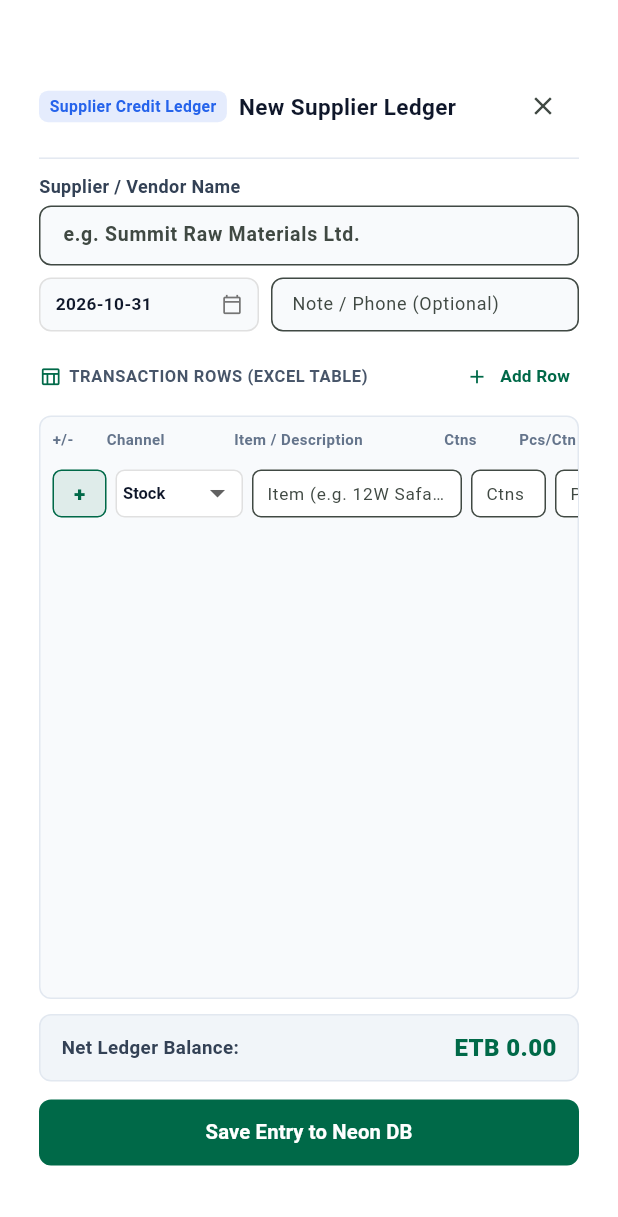
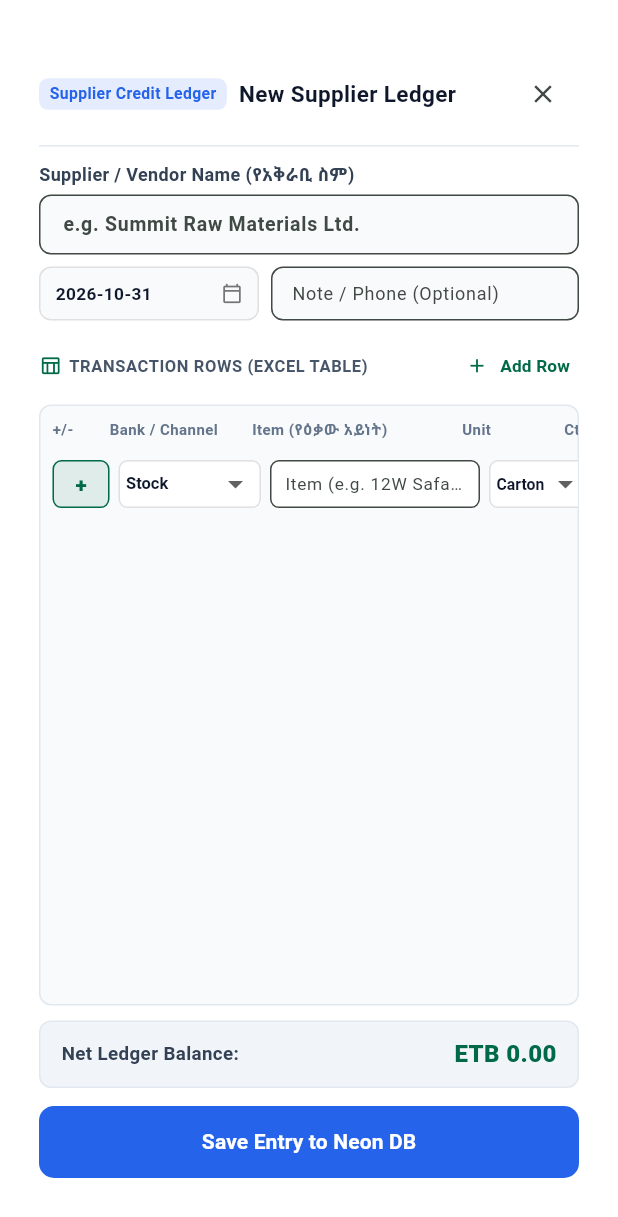
Before and after one commit to awash-dev/eyob-todo, a Flutter app: the RecordFormDialog widget shown alone on an empty page, opened directly with empty values, on a phone screen of 412 x 824 dp. Shown: the top 1217 px of the screen. Run offline on Flutter 3.47's test engine with Material 3 defaults, Android fonts, the phone set to English and light mode, and no system bars; our stand-ins replace pdf, printing, shared_preferences; accounts and stored records are empty; network calls fail.

Commit message:
feat: unified record schema with packaging dropdown, other unit, bank transfers, and Google Stitch form design v1.0.7

```diff
--- a/apk/lib/models/line_item.dart
+++ b/apk/lib/models/line_item.dart
@@ -4,13 +4,16 @@ class LineItem {
   double unitPrice;
   double quantity;
   String sign; // '+' (Debit/Add) or '-' (Credit/Deduct)
-  String? bank;
+  String? bank; // Which bank transfer: CBE, Awash, Dashen, Telebirr, Pawza, etc.
   String? customType;
   String? paymentMethod;
   String? reference;
   double? cartons;
   double? pcsPerCarton;
   double? customs;
+  String? packagingUnit; // 'Carton', 'Pcs', 'Dozen', 'Box', 'Roll', 'Meter', 'Bag', 'Other'
+  String? date;
+  String? notes;
 
   LineItem({
     required this.id,
@@ -25,9 +28,20 @@ class LineItem {
     this.cartons,
     this.pcsPerCarton,
     this.customs,
+    this.packagingUnit,
+    this.date,
+    this.notes,
   });
 
-  double get subtotal => unitPrice * quantity;
+  /// Total calculated price:
+  /// If Cartons and Pieces per Carton are specified, Total = Cartons * Pieces per Carton * Unit Price
+  /// Otherwise, Total = Quantity * Unit Price
+  double get subtotal {
+    if (cartons != null && cartons! > 0 && pcsPerCarton != null && pcsPerCarton! > 0) {
+      return cartons! * pcsPerCarton! * unitPrice;
+    }
+    return unitPrice * quantity;
+  }
 
   double get signedAmount {
     if (sign == '-') {
@@ -50,6 +64,9 @@ class LineItem {
       cartons: (json['cartons'] as num?)?.toDouble(),
       pcsPerCarton: (json['pcsPerCarton'] as num?)?.toDouble(),
       customs: (json['customs'] as num?)?.toDouble(),
+      packagingUnit: json['packagingUnit']?.toString(),
+      date: json['date']?.toString(),
+      notes: json['notes']?.toString(),
     );
   }
 
@@ -68,6 +85,9 @@ class LineItem {
     if (cartons != null && cartons! > 0) map['cartons'] = cartons;
     if (pcsPerCarton != null && pcsPerCarton! > 0) map['pcsPerCarton'] = pcsPerCarton;
     if (customs != null && customs! > 0) map['customs'] = customs;
+    if (packagingUnit != null && packagingUnit!.trim().isNotEmpty) map['packagingUnit'] = packagingUnit!.trim();
+    if (date != null && date!.trim().isNotEmpty) map['date'] = date!.trim();
+    if (notes != null && notes!.trim().isNotEmpty) map['notes'] = notes!.trim();
     return map;
   }
 }
--- a/apk/lib/screens/record_form_dialog.dart
+++ b/apk/lib/screens/record_form_dialog.dart
@@ -29,6 +29,7 @@ class _RecordFormDialogState extends State<RecordFormDialog> {
   late List<LineItemFormItem> _formItems;
 
   String _stockPackagingUnit = 'Carton';
+  final TextEditingController _otherUnitController = TextEditingController();
   bool _showCustoms = false;
 
   static const List<String> _stockSuggestions = [
@@ -39,7 +40,21 @@ class _RecordFormDialogState extends State<RecordFormDialog> {
     '5W Candel3000K',
     '5W Candel8000K',
     '12W Safari300K',
+    '2.5 bmt',
+    '2.5 elusdy',
+    'yebefit keri (የበፊት ቀሪ)',
     'Portland Cement Bags (50kg)',
+  ];
+
+  static const List<String> _packagingUnits = [
+    'Carton',
+    'Pcs',
+    'Dozen',
+    'Box',
+    'Roll',
+    'Meter',
+    'Bag',
+    'Other',
   ];
 
   static const List<String> _stockTypeOptions = [
@@ -51,21 +66,21 @@ class _RecordFormDialogState extends State<RecordFormDialog> {
   ];
 
   static const List<String> _bankOptions = [
-    'Cash',
     'CBE',
     'Awash',
     'Dashen',
+    'Telebirr',
     'Abyssinia',
-    'Telebirr',
-    'Boa',
+    'Pawza',
+    'Cash',
+    'Coop',
     'Hibret',
-    'Coop',
+    'Nib',
+    'Berhan',
     'Zemen',
-    'Berhan',
-    'Nib',
-    'Oromia',
     'Wegagen',
     'Enat',
+    'Other Bank',
   ];
 
   @override
@@ -84,6 +99,15 @@ class _RecordFormDialogState extends State<RecordFormDialog> {
     if (rec != null && rec.items.isNotEmpty) {
       _formItems = rec.items.map((it) => LineItemFormItem.fromLineItem(it)).toList();
       _showCustoms = rec.items.any((it) => (it.customs ?? 0.0) > 0);
+      if (rec.items.first.packagingUnit != null && rec.items.first.packagingUnit!.isNotEmpty) {
+        final u = rec.items.first.packagingUnit!;
+        if (_packagingUnits.contains(u)) {
+          _stockPackagingUnit = u;
+        } else {
+          _stockPackagingUnit = 'Other';
+          _otherUnitController.text = u;
+        }
+      }
     } else {
       _formItems = [
         LineItemFormItem(
@@ -92,7 +116,8 @@ class _RecordFormDialogState extends State<RecordFormDialog> {
           unitPrice: 0.0,
           quantity: 1.0,
           sign: '+',
-          typeOrBank: 'Stock',
+          typeOrBank: widget.activeTab == 'stock' ? 'Stock' : 'Stock',
+          packagingUnit: 'Carton',
         ),
       ];
     }
@@ -108,6 +133,7 @@ class _RecordFormDialogState extends State<RecordFormDialog> {
   void dispose() {
     _titleController.dispose();
     _notesController.dispose();
+    _otherUnitController.dispose();
     for (final it in _formItems) {
       it.dispose();
     }
@@ -124,6 +150,7 @@ class _RecordFormDialogState extends State<RecordFormDialog> {
           quantity: 1.0,
           sign: '+',
           typeOrBank: 'Stock',
+          packagingUnit: 'Carton',
         ),
       );
     });
@@ -156,10 +183,19 @@ class _RecordFormDialogState extends State<RecordFormDialog> {
   double _calculateGrandTotal() {
     double total = 0;
     for (final item in _formItems) {
-      final q = double.tryParse(item.qtyController.text) ?? item.quantity;
+      final ctns = double.tryParse(item.cartonsController.text);
+      final pcs = double.tryParse(item.pcsController.text);
       final p = double.tryParse(item.priceController.text) ?? item.unitPrice;
       final customs = double.tryParse(item.customsController.text) ?? (item.customs ?? 0.0);
-      final amount = q * p;
+
+      double amount = 0.0;
+      if (item.packagingUnit == 'Carton' && ctns != null && ctns > 0 && pcs != null && pcs > 0) {
+        amount = ctns * pcs * p;
+      } else {
+        final q = double.tryParse(item.qtyController.text) ?? item.quantity;
+        amount = q * p;
+      }
+
       if (item.sign == '+') {
         total += (amount + customs);
       } else {
@@ -197,6 +233,11 @@ class _RecordFormDialogState extends State<RecordFormDialog> {
         item.nameController.text = _titleController.text.trim();
       }
 
+      final unitName = _stockPackagingUnit == 'Other'
+          ? (_otherUnitController.text.trim().isNotEmpty ? _otherUnitController.text.trim() : 'Other')
+          : _stockPackagingUnit;
+      item.packagingUnit = unitName;
+
       // Auto compute total units if packaging is carton
       if (_stockPackagingUnit == 'Carton') {
         final c = double.tryParse(item.cartonsController.text) ?? 0.0;
@@ -228,6 +269,9 @@ class _RecordFormDialogState extends State<RecordFormDialog> {
         cartons: ctns != null && ctns > 0 ? ctns : null,
         pcsPerCarton: pcs != null && pcs > 0 ? pcs : null,
         customs: customs != null && customs > 0 ? customs : null,
+        packagingUnit: f.packagingUnit,
+        date: dateStr,
+        notes: _notesController.text.trim().isEmpty ? null : _notesController.text.trim(),
       );
     }).toList();
 
@@ -253,12 +297,12 @@ class _RecordFormDialogState extends State<RecordFormDialog> {
     final theme = Theme.of(context);
     final isDark = theme.brightness == Brightness.dark;
 
-    // When Stock In, render dedicated Google Stitch Stock In form layout
+    // Dedicated Stock In Form Layout (matching Google Stitch reference image)
     if (isStock) {
       return _buildStockInDialog(theme, isDark);
     }
 
-    // Otherwise render Excel Table Ledger Entry Form (Customer, Supplier, Delala)
+    // Ledger Entry Form with Bank Selection & Packaging Breakdown (Customer, Supplier, Delala)
     return _buildLedgerTableDialog(theme, isDark, isCustomer, isDelala);
   }
 
@@ -449,12 +493,9 @@ class _RecordFormDialogState extends State<RecordFormDialog> {
                                 fontWeight: FontWeight.w600,
                                 color: theme.colorScheme.onSurface,
                               ),
-                              items: const [
-                                DropdownMenuItem(value: 'Carton', child: Text('Carton')),
-                                DropdownMenuItem(value: 'Pcs', child: Text('Pcs')),
-                                DropdownMenuItem(value: 'Dozen', child: Text('Dozen')),
-                                DropdownMenuItem(value: 'Box', child: Text('Box')),
-                              ],
+                              items: _packagingUnits.map((u) {
+                                return DropdownMenuItem(value: u, child: Text(u));
+                              }).toList(),
                               onChanged: (val) {
                                 if (val != null) setState(() => _stockPackagingUnit = val);
                               },
@@ -464,9 +505,28 @@ class _RecordFormDialogState extends State<RecordFormDialog> {
                       ),
                     ],
                   ),
+
+                  // If "Other" packaging unit selected, show custom unit name field
+                  if (_stockPackagingUnit == 'Other') ...[
+                    const SizedBox(height: 8),
+                    TextFormField(
+                      controller: _otherUnitController,
+                      style: TextStyle(fontSize: 12.5, color: theme.colorScheme.onSurface),
+                      decoration: InputDecoration(
+                        labelText: 'Specify Custom Unit (e.g. Bundle, Kg, Pack)',
+                        labelStyle: TextStyle(fontSize: 11, color: isDark ? const Color(0xFF94A3B8) : const Color(0xFF64748B)),
+                        isDense: true,
+                        contentPadding: const EdgeInsets.symmetric(horizontal: 12, vertical: 10),
+                        filled: true,
+                        fillColor: inputFill,
+                        border: OutlineInputBorder(borderRadius: BorderRadius.circular(10), borderSide: BorderSide(color: inputBorder)),
+                        enabledBorder: OutlineInputBorder(borderRadius: BorderRadius.circular(10), borderSide: BorderSide(color: inputBorder)),
+                      ),
+                    ),
+                  ],
                   const SizedBox(height: 14),
 
-                  // 3. Pieces per Carton
+                  // 3. Pieces per Carton (visible when Carton is selected)
                   if (_stockPackagingUnit == 'Carton') ...[
                     _buildFieldLabel('Pieces per Carton', isDark),
                     const SizedBox(height: 6),
@@ -702,10 +762,10 @@ class _RecordFormDialogState extends State<RecordFormDialog> {
                 : 'Edit Supplier Ledger');
 
     final nameLabel = isCustomer
-        ? 'Customer / Party Name'
+        ? 'Customer / Party Name (የደንበኛ ስም)'
         : isDelala
-            ? 'Delala / Broker Name'
-            : 'Supplier / Vendor Name';
+            ? 'Delala / Broker Name (የደላላ ስም)'
+            : 'Supplier / Vendor Name (የአቅራቢ ስም)';
 
     final nameHint = isCustomer
         ? 'e.g. Apex Construction Ltd. or Kelil Aginbi'
@@ -721,8 +781,8 @@ class _RecordFormDialogState extends State<RecordFormDialog> {
       shape: RoundedRectangleBorder(borderRadius: BorderRadius.circular(16)),
       child: ConstrainedBox(
         constraints: BoxConstraints(
-          maxWidth: 640,
-          maxHeight: MediaQuery.of(context).size.height * 0.92,
+          maxWidth: 680,
+          maxHeight: MediaQuery.of(context).size.height * 0.94,
         ),
         child: Padding(
           padding: const EdgeInsets.fromLTRB(16, 14, 16, 14),
@@ -929,18 +989,18 @@ class _RecordFormDialogState extends State<RecordFormDialog> {
 
                 // Save Action Button
                 SizedBox(
-                  height: 44,
+                  height: 48,
                   child: ElevatedButton(
                     onPressed: _handleSubmit,
                     style: ElevatedButton.styleFrom(
-                      backgroundColor: const Color(0xFF006948),
+                      backgroundColor: const Color(0xFF2563EB), // Stitch Primary Blue
                       foregroundColor: Colors.white,
-                      shape: RoundedRectangleBorder(borderRadius: BorderRadius.circular(8)),
+                      shape: RoundedRectangleBorder(borderRadius: BorderRadius.circular(10)),
                       elevation: 0,
                     ),
                     child: Text(
                       widget.editingRecord == null ? 'Save Entry to Neon DB' : 'Update Entry in Neon DB',
-                      style: const TextStyle(fontWeight: FontWeight.bold, fontSize: 13.5),
+                      style: const TextStyle(fontWeight: FontWeight.bold, fontSize: 14),
                     ),
                   ),
                 ),
@@ -974,18 +1034,19 @@ class _RecordFormDialogState extends State<RecordFormDialog> {
             child: Column(
               crossAxisAlignment: CrossAxisAlignment.start,
               children: [
-                // Header Row
+                // Header Row matching Image 1 (KELIL AGINBI) & Image 2 (Esmiz)
                 Row(
                   children: [
-                    _gridHeaderCell('+/-', 36),
-                    _gridHeaderCell(isStock ? 'Type' : 'Channel', 85),
-                    _gridHeaderCell('Item / Description', 140),
+                    _gridHeaderCell('+/-', 38),
+                    _gridHeaderCell('Bank / Channel', 95),
+                    _gridHeaderCell('Item (የዕቃው አይነት)', 140),
+                    _gridHeaderCell('Unit', 68),
                     _gridHeaderCell('Ctns', 50),
                     _gridHeaderCell('Pcs/Ctn', 55),
                     _gridHeaderCell('Total Pcs', 55),
-                    _gridHeaderCell('Price (ETB)', 80),
+                    _gridHeaderCell('Price (ዋጋ)', 80),
                     if (isStock && _showCustoms) _gridHeaderCell('Customs', 65),
-                    _gridHeaderCell('Amount', 90),
+                    _gridHeaderCell('Total (ድምር)', 92),
                     _gridHeaderCell('', 32),
                   ],
                 ),
@@ -997,10 +1058,18 @@ class _RecordFormDialogState extends State<RecordFormDialog> {
                 ...List.generate(_formItems.length, (idx) {
                   final item = _formItems[idx];
                   final isDebit = item.sign == '+';
-                  final qty = double.tryParse(item.qtyController.text) ?? item.quantity;
+                  final ctns = double.tryParse(item.cartonsController.text);
+                  final pcs = double.tryParse(item.pcsController.text);
                   final price = double.tryParse(item.priceController.text) ?? item.unitPrice;
                   final customs = double.tryParse(item.customsController.text) ?? (item.customs ?? 0.0);
-                  final subtotal = (qty * price) + (isDebit ? customs : 0.0);
+
+                  double subtotal = 0.0;
+                  if (item.packagingUnit == 'Carton' && ctns != null && ctns > 0 && pcs != null && pcs > 0) {
+                    subtotal = (ctns * pcs * price) + (isDebit ? customs : 0.0);
+                  } else {
+                    final qty = double.tryParse(item.qtyController.text) ?? item.quantity;
+                    subtotal = (qty * price) + (isDebit ? customs : 0.0);
+                  }
 
                   final currentOptions = isDebit ? _stockTypeOptions : _bankOptions;
                   final safeOpt = currentOptions.contains(item.typeOrBank)
@@ -1011,9 +1080,9 @@ class _RecordFormDialogState extends State<RecordFormDialog> {
                     padding: const EdgeInsets.only(bottom: 6.0),
                     child: Row(
                       children: [
-                        // +/- Sign Toggle
+                        // +/- Sign Toggle (Debit Goods vs Credit Payment)
                         SizedBox(
-                          width: 36,
+                          width: 38,
                           height: 32,
                           child: OutlinedButton(
                             onPressed: () => _toggleItemSign(item),
@@ -1039,17 +1108,21 @@ class _RecordFormDialogState extends State<RecordFormDialog> {
                         ),
                         const SizedBox(width: 6),
 
-                        // Channel / Type Dropdown
+                        // Bank / Channel Dropdown (Which Bank Transfer: CBE, Awash, Dashen, Pawza, etc.)
                         SizedBox(
-                          width: 85,
+                          width: 95,
                           height: 32,
                           child: Container(
                             padding: const EdgeInsets.symmetric(horizontal: 4),
                             decoration: BoxDecoration(
-                              color: isDark ? const Color(0xFF27272A) : Colors.white,
+                              color: !isDebit
+                                  ? (isDark ? const Color(0xFF382D05) : const Color(0xFFFEF9C3)) // Yellow highlight like Excel
+                                  : (isDark ? const Color(0xFF27272A) : Colors.white),
                               borderRadius: BorderRadius.circular(6),
                               border: Border.all(
-                                color: isDark ? const Color(0xFF3F3F46) : Colors.grey.shade300,
+                                color: !isDebit
+                                    ? const Color(0xFFB45309)
+                                    : (isDark ? const Color(0xFF3F3F46) : Colors.grey.shade300),
                               ),
                             ),
                             child: DropdownButtonHideUnderline(
@@ -1059,8 +1132,10 @@ class _RecordFormDialogState extends State<RecordFormDialog> {
                                 isExpanded: true,
                                 style: TextStyle(
                                   fontSize: 11,
-                                  fontWeight: FontWeight.w600,
-                                  color: theme.colorScheme.onSurface,
+                                  fontWeight: FontWeight.bold,
+                                  color: !isDebit
+                                      ? (isDark ? const Color(0xFFFDE68A) : const Color(0xFFB45309))
+                                      : theme.colorScheme.onSurface,
                                 ),
                                 items: currentOptions.map((opt) {
                                   return DropdownMenuItem(
@@ -1077,7 +1152,7 @@ class _RecordFormDialogState extends State<RecordFormDialog> {
                         ),
                         const SizedBox(width: 6),
 
-                        // Item / Description Field
+                        // Item / Description Field (e.g. 12W Safari, 2.5 bmt, yebefit keri)
                         SizedBox(
                           width: 140,
                           height: 32,
@@ -1093,6 +1168,35 @@ class _RecordFormDialogState extends State<RecordFormDialog> {
                               border: OutlineInputBorder(borderRadius: BorderRadius.circular(6)),
                             ),
                             validator: (v) => v == null || v.trim().isEmpty ? 'Req' : null,
+                          ),
+                        ),
+                        const SizedBox(width: 6),
+
+                        // Packaging Unit Dropdown (Carton, Pcs, Dozen, Box, Other)
+                        SizedBox(
+                          width: 68,
+                          height: 32,
+                          child: Container(
+                            padding: const EdgeInsets.symmetric(horizontal: 4),
+                            decoration: BoxDecoration(
+                              color: isDark ? const Color(0xFF27272A) : Colors.white,
+                              borderRadius: BorderRadius.circular(6),
+                              border: Border.all(color: isDark ? const Color(0xFF3F3F46) : Colors.grey.shade300),
+                            ),
+                            child: DropdownButtonHideUnderline(
+                              child: DropdownButton<String>(
+                                value: _packagingUnits.contains(item.packagingUnit) ? item.packagingUnit : 'Carton',
+                                isDense: true,
+                                isExpanded: true,
+                                style: TextStyle(fontSize: 10.5, fontWeight: FontWeight.w600, color: theme.colorScheme.onSurface),
+                                items: _packagingUnits.map((u) {
+                                  return DropdownMenuItem(value: u, child: Text(u));
+                                }).toList(),
+                                onChanged: (val) {
+                                  if (val != null) setState(() => item.packagingUnit = val);
+                                },
+                              ),
+                            ),
                           ),
                         ),
                         const SizedBox(width: 6),
@@ -1170,7 +1274,7 @@ class _RecordFormDialogState extends State<RecordFormDialog> {
                         ),
                         const SizedBox(width: 6),
 
-                        // Price
+                        // Price (ዋጋ)
                         SizedBox(
                           width: 80,
                           height: 32,
@@ -1214,9 +1318,9 @@ class _RecordFormDialogState extends State<RecordFormDialog> {
                           const SizedBox(width: 6),
                         ],
 
-                        // Amount
+                        // Total Amount (ድምር)
                         SizedBox(
-                          width: 90,
+                          width: 92,
                           child: Text(
                             _currencyFormat.format(subtotal),
                             textAlign: TextAlign.right,
@@ -1278,6 +1382,7 @@ class LineItemFormItem {
   late TextEditingController customsController;
   String sign;
   String typeOrBank;
+  String packagingUnit;
   double quantity;
   double unitPrice;
   double? customs;
@@ -1289,6 +1394,7 @@ class LineItemFormItem {
     required this.quantity,
     required this.sign,
     required this.typeOrBank,
+    this.packagingUnit = 'Carton',
     double? cartons,
     double? pcsPerCarton,
     this.customs,
@@ -1334,6 +1440,7 @@ class LineItemFormItem {
       typeOrBank: item.sign == '-'
           ? (item.bank ?? item.paymentMethod ?? 'CBE')
           : (item.customType ?? 'Stock'),
+      packagingUnit: item.packagingUnit ?? (item.cartons != null && item.cartons! > 0 ? 'Carton' : 'Pcs'),
       cartons: item.cartons,
       pcsPerCarton: item.pcsPerCarton,
       customs: item.customs,
--- a/apk/pubspec.yaml
+++ b/apk/pubspec.yaml
@@ -4,7 +4,7 @@ description: "Merkato Credit Record mobile application."
 # pub.dev using `flutter pub publish`. This is preferred for private packages.
 publish_to: 'none' # Remove this line if you wish to publish to pub.dev
 
-version: 1.0.6+6
+version: 1.0.7+7
 
 environment:
   sdk: ^3.13.7
```
Also changed, not shown: apk/lib/screens/main_screen.dart (+29 -29 lines), 12 other files.
